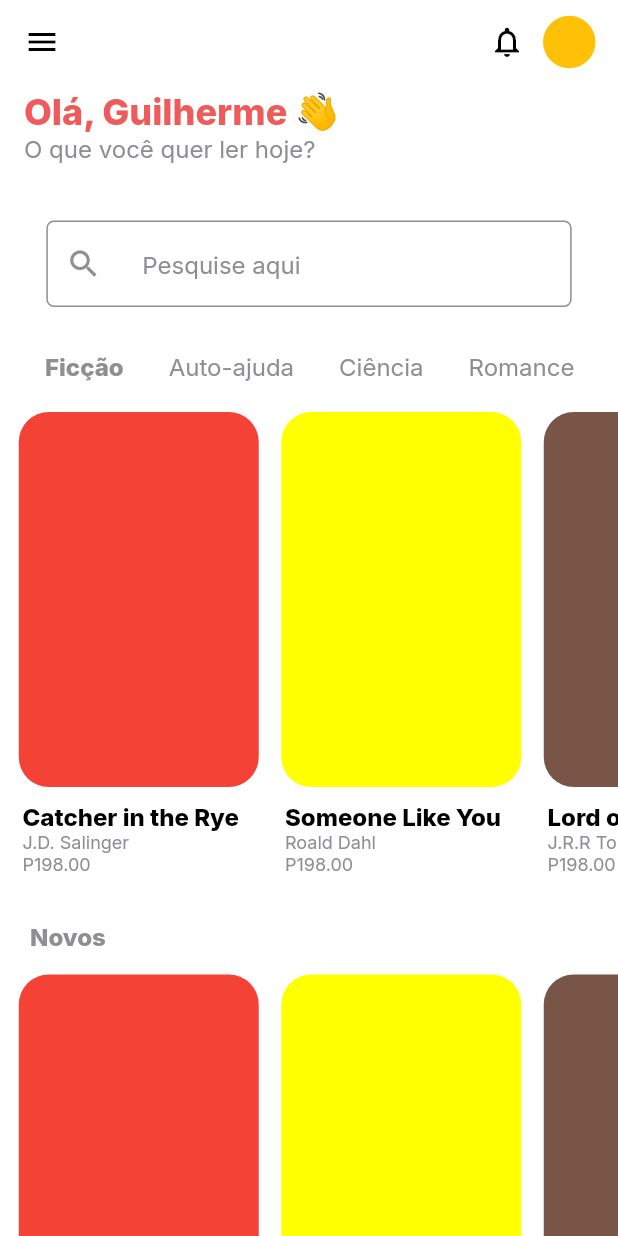
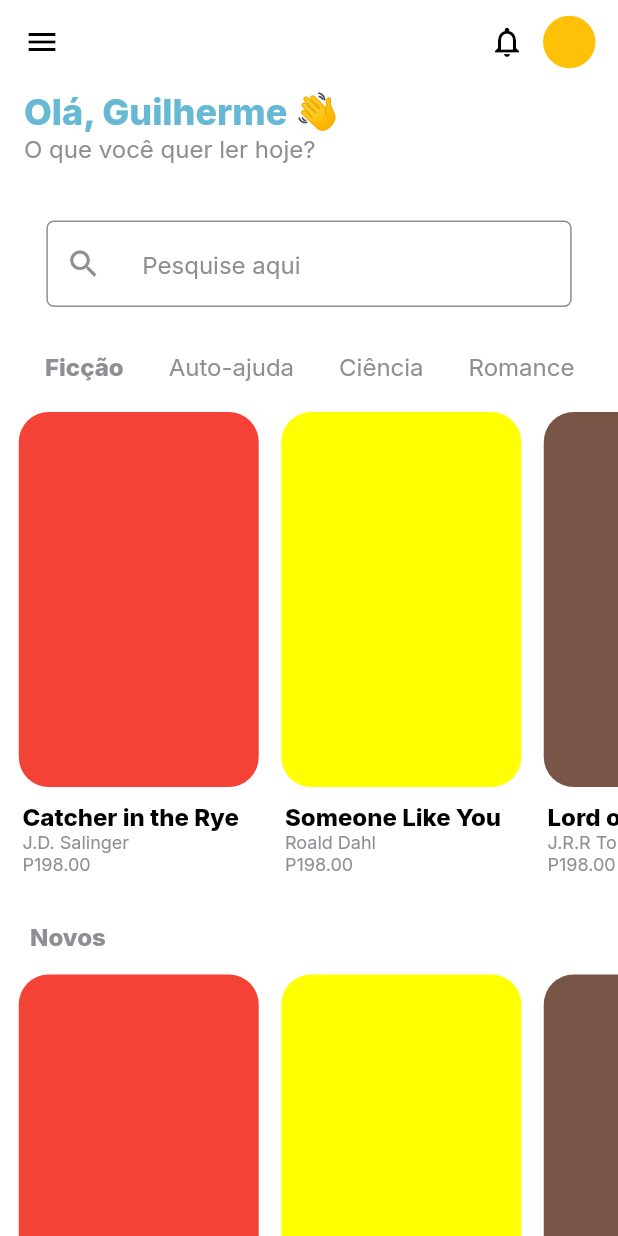
Before and after one commit to Navevasko/Alpha_bookstore, a Flutter app: the screen it shows after launch, on a phone screen of 412 x 824 dp. Run offline on Flutter 3.47's test engine with Material 2 defaults, Android fonts, the phone set to English and light mode, and no system bars; our stand-ins replace google_fonts.

```diff
--- a/lib/app_widget.dart
+++ b/lib/app_widget.dart
@@ -1,7 +1,9 @@
+import 'package:alpha_bookstore/modules/book_info/book_info.dart';
 import 'package:alpha_bookstore/modules/home/home_page.dart';
 import 'package:alpha_bookstore/modules/login/login_page.dart';
 import 'package:alpha_bookstore/modules/on_boarding/on_boarding_page.dart';
 import 'package:alpha_bookstore/modules/register/register_page.dart';
+import 'package:alpha_bookstore/modules/splash/splash.dart';
 import 'package:alpha_bookstore/shared/theme/app_colors.dart';
 import 'package:flutter/material.dart';
 
@@ -16,13 +18,15 @@ class AppWidget extends StatelessWidget {
         primaryColor: AppColors.primary,
         primarySwatch: Colors.red,
       ),
-      initialRoute: "/home",
+      initialRoute: "/splash",
       routes: {
         // '/splash': Splash
+        '/splash': (context) => const SplashPage(),
         '/onBoard': (context) => const OnBoardingPage(),
         '/login': (context) => const LoginPage(),
         '/register': (context) => const RegisterPage(),
         '/home': (context) => const HomePage(),
+        '/bookInfo': (context) => const BookInfoPage(),
       },
     );
   }
--- a/lib/modules/home/home_page.dart
+++ b/lib/modules/home/home_page.dart
@@ -1,4 +1,3 @@
-import 'package:alpha_bookstore/shared/theme/app_colors.dart';
 import 'package:alpha_bookstore/shared/theme/text_styles.dart';
 import 'package:alpha_bookstore/shared/widgets/book/book.dart';
 import 'package:alpha_bookstore/shared/widgets/text_input/text_input.dart';
@@ -9,10 +8,12 @@ class HomePage extends StatelessWidget {
 
   @override
   Widget build(BuildContext context) {
+    final Size size = MediaQuery.of(context).size;
+
     return SingleChildScrollView(
       scrollDirection: Axis.vertical,
       child: SizedBox(
-        height: 10000000000000000000000,
+        height: size.height * 1.3,
         child: Scaffold(
           backgroundColor: Colors.white,
           appBar: AppBar(
--- a/lib/shared/theme/app_colors.dart
+++ b/lib/shared/theme/app_colors.dart
@@ -1,7 +1,7 @@
 import "package:flutter/material.dart";
 
 class AppColors {
-  static const primary = Color(0xffef5a5a);
+  static const primary = Color(0xff66B8D3);
   static const gray = Color(0xff8e8e93);
   static const lightGray = Color(0xff8e8e93);
   static const green = Color(0xff3eb489);
--- a/lib/shared/theme/app_images.dart
+++ b/lib/shared/theme/app_images.dart
@@ -2,6 +2,7 @@ class AppImages {
   static const fullLogo = "assets/images/logo.png";
   static const logo = "assets/images/small_logo.png";
   static const onBoarding = "assets/images/onBoarding.png";
+  static const splash = "assets/images/splash_logo.png";
   static const profile = "assets/images/profile.png";
   static const bookCover1 = "assets/images/book_cover_1.png";
   static const bookCover2 = "assets/images/book_cover_2.png";
```
Also changed, not shown: lib/modules/book_info/book_info.dart (added, +55 -0 lines), lib/modules/splash/splash.dart (added, +27 -0 lines), pubspec.yaml (+3 -66 lines), assets/images/O aprendiz de assassino.jpg (added), assets/images/book_cover_2.png, assets/images/logo.png, assets/images/onBoarding.png, assets/images/small_logo.png, assets/images/splash_logo.png (added).
